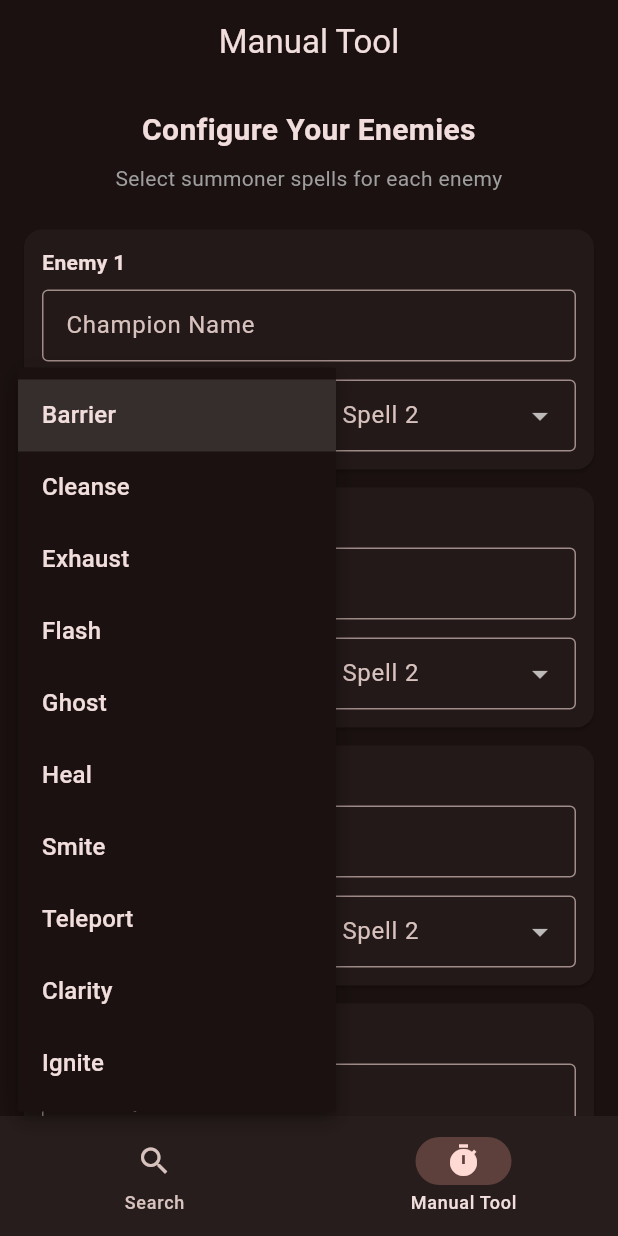
After one commit to reanthonyh/Summoner-Timer, a Flutter app: the screen it shows after launch, item 2 of the bottom bar chosen, after a tap on "Spell 1", on a phone screen of 412 x 824 dp. The commit adds this screen. Run offline on Flutter 3.47's test engine with Material 3 defaults, Android fonts, the phone set to English and light mode, and no system bars; our stand-ins replace cached_network_image, dio, flutter_bloc, flutter_dotenv, freezed_annotation, get_it and 1 more; network calls fail.

Commit message:
feat: add Home feature with BottomNavigationBar and ManualTool
- Add HomePage with BottomNavigationBar for Search and ManualTool tabs
- Add ManualTool feature for offline enemy spell tracking
- Create local hardcoded datasource for summoner spells (fallback when API unavailable)
- Add ManualEnemy model with spell selection and action mode
- Reuse SummonerSpellBox widget for manual cooldown tracking
- Update root.dart to use HomePage as entry point

```diff
--- /dev/null
+++ b/lib/data/datasources/local_summoner_spells_datasource.dart
@@ -0,0 +1,137 @@
+import 'package:summoner_timer/data/models/summoner_spells/summoner_spell_model.dart';
+import 'package:summoner_timer/data/models/summoner_spells/summoner_spell_image_model.dart';
+import 'package:summoner_timer/data/models/summoner_spells/summoner_spells_model_response.dart';
+
+final class LocalSummonerSpellsDataSource {
+  LocalSummonerSpellsDataSource._();
+
+  static const String _baseUrl = 'https://ddragon.leagueoflegends.com/cdn/16.4.1';
+
+  static String getFullImageUrl(String fullName) => '$_baseUrl/img/spell/$fullName';
+  static String getSpriteUrl(String spriteName) => '$_baseUrl/img/sprite/$spriteName';
+
+  static SummonerSpellsModelResponse getSummonerSpells() {
+    return SummonerSpellsModelResponse(
+      type: 'summoner',
+      version: '16.4.1',
+      data: {
+        'SummonerBarrier': _createSpell(
+          id: 'SummonerBarrier',
+          name: 'Barrier',
+          description:
+              'Shields your champion from 115-455 damage (depending on champion level) for 2 seconds.',
+          cooldown: [180],
+          key: '21',
+          image: 'SummonerBarrier.png',
+        ),
+        'SummonerBoost': _createSpell(
+          id: 'SummonerBoost',
+          name: 'Cleanse',
+          description:
+              'Removes all disables (except suppression) and summoner spell debuffs from your champion.',
+          cooldown: [210],
+          key: '1',
+          image: 'SummonerBoost.png',
+        ),
+        'SummonerExhaust': _createSpell(
+          id: 'SummonerExhaust',
+          name: 'Exhaust',
+          description:
+              'Exhausts target enemy champion, dealing 70-410 true damage and reducing their movement speed and damage by 30% for 2.5 seconds.',
+          cooldown: [210],
+          key: '3',
+          image: 'SummonerExhaust.png',
+        ),
+        'SummonerFlash': _createSpell(
+          id: 'SummonerFlash',
+          name: 'Flash',
+          description:
+              'Teleports your champion a short distance toward your cursor\'s location.',
+          cooldown: [300],
+          key: '4',
+          image: 'SummonerFlash.png',
+        ),
+        'SummonerGhost': _createSpell(
+          id: 'SummonerGhost',
+          name: 'Ghost',
+          description:
+              'Your champion can move through units and gains 28-45% (depending on champion level) increased movement speed for 10 seconds.',
+          cooldown: [180],
+          key: '6',
+          image: 'SummonerGhost.png',
+        ),
+        'SummonerHeal': _createSpell(
+          id: 'SummonerHeal',
+          name: 'Heal',
+          description:
+              'Restores 75-345 health (depending on champion level) and grants 30% movement speed for 1 second to you and target allied champion.',
+          cooldown: [240],
+          key: '7',
+          image: 'SummonerHeal.png',
+        ),
+        'SummonerSmite': _createSpell(
+          id: 'SummonerSmite',
+          name: 'Smite',
+          description:
+              'Deals 450-1000 true damage to a large monster or enemy minion. Restores 20% of the cooldown when used on a large monster.',
+          cooldown: [15],
+          key: '11',
+          image: 'SummonerSmite.png',
+        ),
+        'SummonerTeleport': _createSpell(
+          id: 'SummonerTeleport',
+          name: 'Teleport',
+          description:
+              'After channeling for 4 seconds, teleports your champion to target allied turret, minion, or ward.',
+          cooldown: [240],
+          key: '12',
+          image: 'SummonerTeleport.png',
+        ),
+        'SummonerMana': _createSpell(
+          id: 'SummonerMana',
+          name: 'Clarity',
+          description:
+              'Restores 50% of your champion\'s maximum mana. Restores 50% of target allied champion\'s maximum mana.',
+          cooldown: [240],
+          key: '13',
+          image: 'SummonerMana.png',
+        ),
+        'SummonerIgnite': _createSpell(
+          id: 'SummonerIgnite',
+          name: 'Ignite',
+          description:
+              'Deals 70-410 true damage over 5 seconds to target enemy champion and applies Grievous Wounds for the duration.',
+          cooldown: [180],
+          key: '14',
+          image: 'SummonerIgnite.png',
+        ),
+      },
+    );
+  }
+
+  static SummonerSpellModel _createSpell({
+    required String id,
+    required String name,
+    required String description,
+    required List<int> cooldown,
+    required String key,
+    required String image,
+  }) {
+    return SummonerSpellModel(
+      id: id,
+      name: name,
+      description: description,
+      cooldown: cooldown,
+      key: key,
+      image: SummonerSpellImageModel(
+        full: image,
+        sprite: 'spell0.png',
+        group: 'spell',
+        x: 0,
+        y: 0,
+        w: 48,
+        h: 48,
+      ),
+    );
+  }
+}
--- a/lib/data/repositories/summoner_spells_repository_impl.dart
+++ b/lib/data/repositories/summoner_spells_repository_impl.dart
@@ -1,4 +1,5 @@
 import 'package:summoner_timer/data/datasources/data_dragon_api.dart';
+import 'package:summoner_timer/data/datasources/local_summoner_spells_datasource.dart';
 import 'package:summoner_timer/data/mappers/mappers.dart';
 import 'package:summoner_timer/domain/entities/entities.dart';
 import 'package:summoner_timer/domain/repositories/summoner_spells_repository.dart';
@@ -25,8 +26,16 @@ final class SummonerSpellsRepositoryImpl implements SummonerSpellsRepository {
       _cachedSpells = summonerSpells;
       return summonerSpells;
     } catch (e) {
-      print('SummonerSpellsRepositoryImpl - Error: $e');
-      rethrow;
+      print('SummonerSpellsRepositoryImpl - Error: $e, using offline data');
+      return _getOfflineSpells();
     }
   }
+
+  List<SummonerSpell> _getOfflineSpells() {
+    final offlineData = LocalSummonerSpellsDataSource.getSummonerSpells();
+    final spells =
+        offlineData.data?.values.map(SummonerSpellMapper.fromModel).toList() ?? [];
+    _cachedSpells = spells;
+    return spells;
+  }
 }
--- /dev/null
+++ b/lib/presentation/features/home/cubit/home_cubit.dart
@@ -0,0 +1,11 @@
+import 'package:flutter_bloc/flutter_bloc.dart';
+
+import 'home_state.dart';
+
+final class HomeCubit extends Cubit<HomeState> {
+  HomeCubit() : super(const HomeState());
+
+  void setTab(HomeTab tab) {
+    emit(state.copyWith(currentTab: tab));
+  }
+}
--- /dev/null
+++ b/lib/presentation/features/home/cubit/home_state.dart
@@ -0,0 +1,10 @@
+import 'package:freezed_annotation/freezed_annotation.dart';
+
+part 'home_state.freezed.dart';
+
+enum HomeTab { search, manualTool }
+
+@freezed
+abstract class HomeState with _$HomeState {
+  const factory HomeState({@Default(HomeTab.search) HomeTab currentTab}) = _HomeState;
+}
--- /dev/null
+++ b/lib/presentation/features/home/page/home_page.dart
@@ -0,0 +1,17 @@
+import 'package:flutter/material.dart';
+import 'package:flutter_bloc/flutter_bloc.dart';
+import 'package:summoner_timer/presentation/features/home/cubit/home_cubit.dart';
+import 'package:summoner_timer/presentation/features/home/cubit/home_state.dart';
+import 'package:summoner_timer/presentation/features/manual_tool/page/manual_tool_page.dart';
+import 'package:summoner_timer/presentation/features/search/page/search_page.dart';
+
+part 'home_view.dart';
+
+final class HomePage extends StatelessWidget {
+  const HomePage({super.key});
+
+  @override
+  Widget build(BuildContext context) {
+    return BlocProvider(create: (_) => HomeCubit(), child: _HomeView());
+  }
+}
--- /dev/null
+++ b/lib/presentation/features/home/page/home_view.dart
@@ -0,0 +1,35 @@
+part of 'home_page.dart';
+
+final class _HomeView extends StatelessWidget {
+  @override
+  Widget build(BuildContext context) {
+    return BlocBuilder<HomeCubit, HomeState>(
+      builder: (context, state) {
+        return Scaffold(
+          body: IndexedStack(
+            index: state.currentTab.index,
+            children: const [SearchPage(), ManualToolPage()],
+          ),
+          bottomNavigationBar: NavigationBar(
+            selectedIndex: state.currentTab.index,
+            onDestinationSelected: (index) {
+              context.read<HomeCubit>().setTab(HomeTab.values[index]);
+            },
+            destinations: const [
+              NavigationDestination(
+                icon: Icon(Icons.search),
+                selectedIcon: Icon(Icons.search),
+                label: 'Search',
+              ),
+              NavigationDestination(
+                icon: Icon(Icons.timer_outlined),
+                selectedIcon: Icon(Icons.timer),
+                label: 'Manual Tool',
+              ),
+            ],
+          ),
+        );
+      },
+    );
+  }
+}
--- /dev/null
+++ b/lib/presentation/features/manual_tool/cubit/manual_tool_cubit.dart
@@ -0,0 +1,54 @@
+import 'package:flutter_bloc/flutter_bloc.dart';
+import 'package:summoner_timer/core/di/injection_container.dart';
+import 'package:summoner_timer/domain/entities/summoner_spell.dart';
+import 'package:summoner_timer/domain/usecases/get_summoner_spells_usecase.dart';
+
+import 'manual_tool_state.dart';
+
+final class ManualToolCubit extends Cubit<ManualToolState> {
+  ManualToolCubit() : super(const ManualToolState()) {
+    _loadSpells();
+  }
+
+  final _getSummonerSpellsUC = getIt<GetSummonerSpellsUseCase>();
+
+  Future<void> _loadSpells() async {
+    final spells = await _getSummonerSpellsUC.call();
+    final enemies = List.generate(5, (_) => ManualEnemy());
+    emit(state.copyWith(availableSpells: spells, enemies: enemies));
+  }
+
+  void updateEnemyName(int index, String name) {
+    if (index < 0 || index >= state.enemies.length) return;
+    final enemies = List<ManualEnemy>.from(state.enemies);
+    enemies[index] = enemies[index].copyWith(name: name);
+    emit(state.copyWith(enemies: enemies));
+  }
+
+  void updateEnemySpellOne(int index, SummonerSpell spell) {
+    if (index < 0 || index >= state.enemies.length) return;
+    final enemies = List<ManualEnemy>.from(state.enemies);
+    enemies[index] = enemies[index].copyWith(spellOne: spell);
+    emit(state.copyWith(enemies: enemies));
+  }
+
+  void updateEnemySpellTwo(int index, SummonerSpell spell) {
+    if (index < 0 || index >= state.enemies.length) return;
+    final enemies = List<ManualEnemy>.from(state.enemies);
+    enemies[index] = enemies[index].copyWith(spellTwo: spell);
+    emit(state.copyWith(enemies: enemies));
+  }
+
+  void startActionMode() {
+    emit(state.copyWith(mode: ManualToolMode.action));
+  }
+
+  void backToSetup() {
+    emit(state.copyWith(mode: ManualToolMode.setup));
+  }
+
+  void reset() {
+    final enemies = List.generate(5, (_) => ManualEnemy());
+    emit(state.copyWith(enemies: enemies, mode: ManualToolMode.setup));
+  }
+}
--- /dev/null
+++ b/lib/presentation/features/manual_tool/cubit/manual_tool_state.dart
@@ -0,0 +1,42 @@
+import 'package:freezed_annotation/freezed_annotation.dart';
+import 'package:summoner_timer/domain/entities/summoner_spell.dart';
+
+part 'manual_tool_state.freezed.dart';
+
+class ManualEnemy {
+  ManualEnemy({this.name = '', SummonerSpell? spellOne, SummonerSpell? spellTwo})
+    : spellOne = spellOne ?? _defaultSpell,
+      spellTwo = spellTwo ?? _defaultSpell;
+
+  final String name;
+  final SummonerSpell spellOne;
+  final SummonerSpell spellTwo;
+
+  static final _defaultSpell = const SummonerSpell(
+    id: '',
+    name: 'Select',
+    cooldownSeconds: 0,
+    spriteUrl: '',
+    imageUrl: '',
+  );
+
+  ManualEnemy copyWith({String? name, SummonerSpell? spellOne, SummonerSpell? spellTwo}) {
+    return ManualEnemy(
+      name: name ?? this.name,
+      spellOne: spellOne ?? this.spellOne,
+      spellTwo: spellTwo ?? this.spellTwo,
+    );
+  }
+}
+
+enum ManualToolMode { setup, action }
+
+@freezed
+abstract class ManualToolState with _$ManualToolState {
+  const factory ManualToolState({
+    @Default(ManualToolMode.setup) ManualToolMode mode,
+    @Default(5) int enemyCount,
+    @Default([]) List<ManualEnemy> enemies,
+    @Default([]) List<SummonerSpell> availableSpells,
+  }) = _ManualToolState;
+}
--- /dev/null
+++ b/lib/presentation/features/manual_tool/page/manual_tool_page.dart
@@ -0,0 +1,17 @@
+import 'package:flutter/material.dart';
+import 'package:flutter_bloc/flutter_bloc.dart';
+import 'package:summoner_timer/domain/entities/summoner_spell.dart';
+import 'package:summoner_timer/presentation/features/manual_tool/cubit/manual_tool_cubit.dart';
+import 'package:summoner_timer/presentation/features/manual_tool/cubit/manual_tool_state.dart';
+import 'package:summoner_timer/presentation/features/profile/widgets/summoner_spell_box.dart';
+
+part 'manual_tool_view.dart';
+
+final class ManualToolPage extends StatelessWidget {
+  const ManualToolPage({super.key});
+
+  @override
+  Widget build(BuildContext context) {
+    return BlocProvider(create: (_) => ManualToolCubit(), child: const _ManualToolView());
+  }
+}
--- /dev/null
+++ b/lib/presentation/features/manual_tool/page/manual_tool_view.dart
@@ -0,0 +1,251 @@
+part of 'manual_tool_page.dart';
+
+final class _ManualToolView extends StatelessWidget {
+  const _ManualToolView();
+
+  @override
+  Widget build(BuildContext context) {
+    return BlocBuilder<ManualToolCubit, ManualToolState>(
+      builder: (context, state) {
+        return Scaffold(
+          appBar: AppBar(
+            title: const Text('Manual Tool'),
+            centerTitle: true,
+            actions: [
+              if (state.mode == ManualToolMode.action)
+                IconButton(
+                  icon: const Icon(Icons.refresh),
+                  onPressed: () => context.read<ManualToolCubit>().reset(),
+                  tooltip: 'Reset',
+                ),
+            ],
+          ),
+          body: state.mode == ManualToolMode.setup
+              ? _SetupModeView(state: state)
+              : _ActionModeView(state: state),
+        );
+      },
+    );
+  }
+}
+
+final class _SetupModeView extends StatelessWidget {
+  const _SetupModeView({required this.state});
+
+  final ManualToolState state;
+
+  @override
+  Widget build(BuildContext context) {
+    return SingleChildScrollView(
+      padding: const EdgeInsets.all(16),
+      child: Column(
+        crossAxisAlignment: CrossAxisAlignment.stretch,
+        children: [
+          const Text(
+            'Configure Your Enemies',
+            style: TextStyle(fontSize: 20, fontWeight: FontWeight.bold),
+            textAlign: TextAlign.center,
+          ),
+          const SizedBox(height: 8),
+          const Text(
+            'Select summoner spells for each enemy',
+            style: TextStyle(color: Colors.grey),
+            textAlign: TextAlign.center,
+          ),
+          const SizedBox(height: 24),
+          ...state.enemies.asMap().entries.map((entry) {
+            final index = entry.key;
+            final enemy = entry.value;
+            return _EnemySetupCard(
+              enemyNumber: index + 1,
+              enemy: enemy,
+              availableSpells: state.availableSpells,
+              onNameChanged: (name) =>
+                  context.read<ManualToolCubit>().updateEnemyName(index, name),
+              onSpellOneChanged: (spell) =>
+                  context.read<ManualToolCubit>().updateEnemySpellOne(index, spell),
+              onSpellTwoChanged: (spell) =>
+                  context.read<ManualToolCubit>().updateEnemySpellTwo(index, spell),
+            );
+          }),
+          const SizedBox(height: 24),
+          FilledButton.icon(
+            onPressed: () => context.read<ManualToolCubit>().startActionMode(),
+            icon: const Icon(Icons.play_arrow),
+            label: const Text('Start Tracking'),
+          ),
+        ],
+      ),
+    );
+  }
+}
+
+final class _EnemySetupCard extends StatelessWidget {
+  const _EnemySetupCard({
+    required this.enemyNumber,
+    required this.enemy,
+    required this.availableSpells,
+    required this.onNameChanged,
+    required this.onSpellOneChanged,
+    required this.onSpellTwoChanged,
+  });
+
+  final int enemyNumber;
+  final ManualEnemy enemy;
+  final List<SummonerSpell> availableSpells;
+  final ValueChanged<String> onNameChanged;
+  final ValueChanged<SummonerSpell> onSpellOneChanged;
+  final ValueChanged<SummonerSpell> onSpellTwoChanged;
+
+  @override
+  Widget build(BuildContext context) {
+    return Card(
+      margin: const EdgeInsets.only(bottom: 12),
+      child: Padding(
+        padding: const EdgeInsets.all(12),
+        child: Column(
+          crossAxisAlignment: CrossAxisAlignment.start,
+          children: [
+            Text(
+              'Enemy $enemyNumber',
+              style: const TextStyle(fontWeight: FontWeight.bold),
+            ),
+            const SizedBox(height: 8),
+            TextField(
+              decoration: const InputDecoration(
+                labelText: 'Champion Name',
+                border: OutlineInputBorder(),
+                isDense: true,
+              ),
+              onChanged: onNameChanged,
+            ),
+            const SizedBox(height: 12),
+            Row(
+              children: [
+                Expanded(
+                  child: _SpellDropdown(
+                    label: 'Spell 1',
+                    value: enemy.spellOne,
+                    spells: availableSpells,
+                    onChanged: onSpellOneChanged,
+                  ),
+                ),
+                const SizedBox(width: 12),
+                Expanded(
+                  child: _SpellDropdown(
+                    label: 'Spell 2',
+                    value: enemy.spellTwo,
+                    spells: availableSpells,
+                    onChanged: onSpellTwoChanged,
+                  ),
+                ),
+              ],
+            ),
+          ],
+        ),
+      ),
+    );
+  }
+}
+
+final class _SpellDropdown extends StatelessWidget {
+  const _SpellDropdown({
+    required this.label,
+    required this.value,
+    required this.spells,
+    required this.onChanged,
+  });
+
+  final String label;
+  final SummonerSpell value;
+  final List<SummonerSpell> spells;
+  final ValueChanged<SummonerSpell> onChanged;
+
+  @override
+  Widget build(BuildContext context) {
+    return DropdownButtonFormField<SummonerSpell>(
+      decoration: InputDecoration(
+        labelText: label,
+        border: const OutlineInputBorder(),
+        isDense: true,
+      ),
+      initialValue: value.id.isEmpty ? null : value,
+      items: spells.map((spell) {
+        return DropdownMenuItem(
+          value: spell,
+          child: Text(spell.name, overflow: TextOverflow.ellipsis),
+        );
+      }).toList(),
+      onChanged: (spell) {
+        if (spell != null) onChanged(spell);
+      },
+    );
+  }
+}
+
+final class _ActionModeView extends StatelessWidget {
+  const _ActionModeView({required this.state});
+
+  final ManualToolState state;
+
+  @override
+  Widget build(BuildContext context) {
+    return Column(
+      children: [
+        const Padding(
+          padding: EdgeInsets.all(16),
+          child: Text('Tap on spell to start cooldown', style: TextStyle(fontSize: 16)),
+        ),
+        Expanded(
+          child: ListView.builder(
+            padding: const EdgeInsets.symmetric(horizontal: 16),
+            itemCount: state.enemies.length,
+            itemBuilder: (context, index) {
+              final enemy = state.enemies[index];
+              return Padding(
+                padding: const EdgeInsets.only(bottom: 8),
+                child: _ManualEnemyActionCard(enemy: enemy),
+              );
+            },
+          ),
+        ),
+        Padding(
+          padding: const EdgeInsets.all(16),
+          child: OutlinedButton.icon(
+            onPressed: () => context.read<ManualToolCubit>().backToSetup(),
+            icon: const Icon(Icons.arrow_back),
+            label: const Text('Back to Setup'),
+          ),
+        ),
+      ],
+    );
+  }
+}
+
+final class _ManualEnemyActionCard extends StatelessWidget {
+  const _ManualEnemyActionCard({required this.enemy});
+
+  final ManualEnemy enemy;
+
+  @override
+  Widget build(BuildContext context) {
+    return Card(
+      child: Padding(
+        padding: const EdgeInsets.all(12),
+        child: Row(
+          mainAxisAlignment: MainAxisAlignment.center,
+          children: [
+            Text(
+              enemy.name.isEmpty ? 'Enemy' : enemy.name,
+              style: const TextStyle(fontWeight: FontWeight.bold, fontSize: 16),
+            ),
+            const SizedBox(width: 16),
+            SummonerSpellBox(spell: enemy.spellOne),
+            const SizedBox(width: 8),
+            SummonerSpellBox(spell: enemy.spellTwo),
+          ],
+        ),
+      ),
+    );
+  }
+}
--- a/lib/presentation/features/profile/widgets/game_grid.dart
+++ b/lib/presentation/features/profile/widgets/game_grid.dart
@@ -24,7 +24,7 @@ final class GameGrid extends StatelessWidget {
               const Padding(
                 padding: EdgeInsets.symmetric(vertical: 16),
                 child: Text(
-                  "Enemy Team",
+                  'Enemy Team',
                   style: TextStyle(fontWeight: FontWeight.bold, fontSize: 18),
                 ),
               ),
--- a/lib/presentation/features/search/page/search_view.dart
+++ b/lib/presentation/features/search/page/search_view.dart
@@ -17,7 +17,7 @@ final class _SearchView extends StatelessWidget {
             mainAxisAlignment: MainAxisAlignment.center,
             crossAxisAlignment: CrossAxisAlignment.center,
             children: [
-              Text("Search Your Summoner", style: TextTheme.of(context).headlineMedium),
+              Text('Search Your Summoner', style: TextTheme.of(context).headlineMedium),
 
               TextField(onChanged: cubit.onChangeName),
               TextField(onChanged: cubit.onChangeTag),
@@ -35,7 +35,7 @@ final class _SearchView extends StatelessWidget {
                       child: Column(
                         children: [
                           ListTile(
-                            title: const Text("Previous searches"),
+                            title: const Text('Previous searches'),
                             trailing: IconButton(
                               icon: const Icon(Icons.clear),
                               onPressed: () {
--- a/lib/presentation/root.dart
+++ b/lib/presentation/root.dart
@@ -1,6 +1,6 @@
 import 'package:flutter/material.dart';
 
-import './features/search/page/search_page.dart';
+import './features/home/page/home_page.dart';
 
 final class MainApp extends StatelessWidget {
   const MainApp({super.key});
@@ -14,7 +14,7 @@ final class MainApp extends StatelessWidget {
           brightness: Brightness.dark,
         ),
       ),
-      home: const SearchPage(),
+      home: const HomePage(),
     );
   }
 }
```
Also changed, not shown: lib/presentation/features/home/cubit/home_state.freezed.dart (added), lib/presentation/features/manual_tool/cubit/manual_tool_state.freezed.dart (added).
